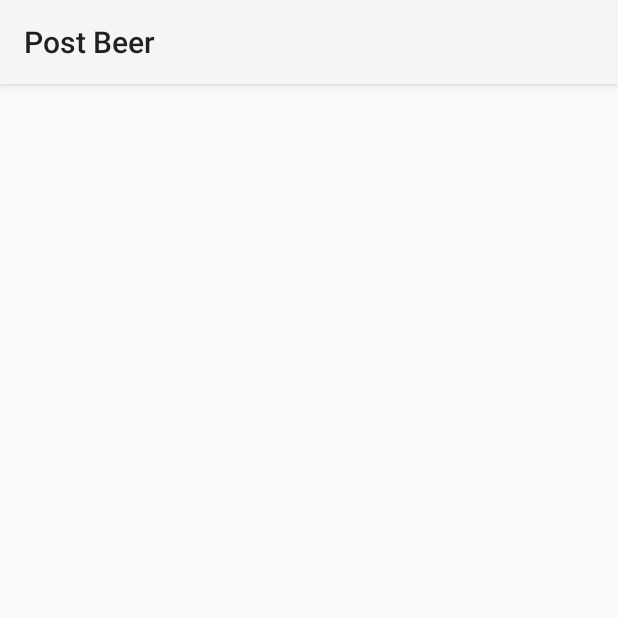
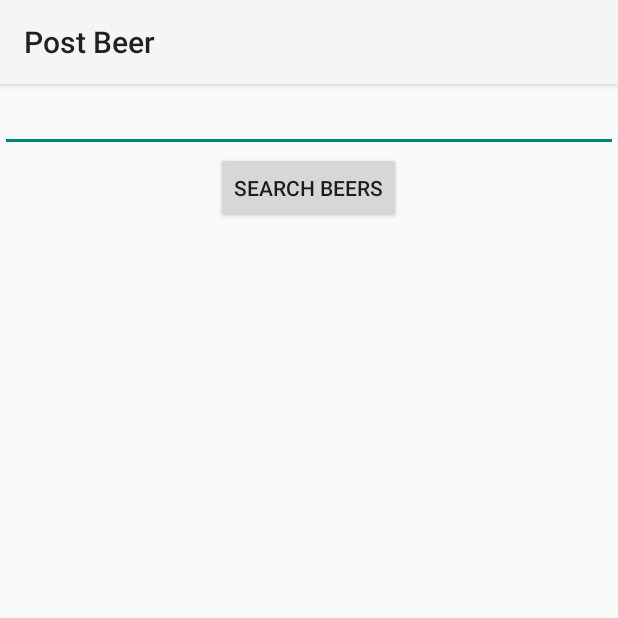
Before and after one commit to BeerTrader/BeerTraderApp, an Android app: the post_activity screen opened directly, with no data from a screen before it, on a phone screen of 412 x 824 dp, the top half of it. Run offline under Robolectric (Android 15) with nearby library versions, the phone set to English and light mode, and no system bars; our stand-ins replace Volley; libraries missing offline, so code that uses them is left out: org.codehaus.jackson.

Commit message:
Add Beer Search works with a bug.

```diff
--- a/app/src/main/AndroidManifest.xml
+++ b/app/src/main/AndroidManifest.xml
@@ -42,6 +42,10 @@
             android:name=".CreateUser"
             android:label="@string/title_activity_create_user" >
         </activity>
+        <activity
+            android:name=".add_beer_activity"
+            android:label="@string/AddBeer" >
+        </activity>
     </application>
 
 </manifest>
--- a/app/src/main/java/com/jim/demo1/post_activity.java
+++ b/app/src/main/java/com/jim/demo1/post_activity.java
@@ -1,7 +1,12 @@
 package com.jim.demo1;
 
 import android.app.Activity;
+import android.content.Intent;
 import android.os.Bundle;
+import android.view.View;
+import android.widget.AdapterView;
+import android.widget.Button;
+import android.widget.EditText;
 import android.widget.ListView;
 
 import com.android.volley.Request;
@@ -22,11 +27,12 @@ import java.util.ArrayList;
  */
 public class post_activity extends Activity {
 
-//    private ImageButton button;
-    private String url = "https://api.untappd.com/v4/search/beer/?q=Stella&client_id=28CF9AABA9878838EAAA37110B0B38FD6B8A3CC0&client_secret=B6DB39BF04ECFD467E7B33D129AD9E99D4DA2ABE&limit=25";
+    private String url1 = "https://api.untappd.com/v4/search/beer/?q=";
+    private String url2 = "&client_id=28CF9AABA9878838EAAA37110B0B38FD6B8A3CC0&client_secret=B6DB39BF04ECFD467E7B33D129AD9E99D4DA2ABE&limit=25";
     private ArrayList<Beer> beers = new ArrayList<>();
     private CustomAdapter adapter;
     public ListView listView;
+
 
     @Override
     public void onCreate(Bundle savedInstanceState) {
@@ -34,16 +40,45 @@ public class post_activity extends Activity {
         setContentView(R.layout.post_layout);
         listView = (ListView) findViewById(R.id.list);
         adapter = new CustomAdapter(this, beers);
-        listView.setAdapter(adapter);
+        final EditText inputSearch;
+        final Button searchBeersButton;
 
-        getBeers();
+        inputSearch = (EditText) findViewById(R.id.beerSearchText);
+        searchBeersButton = (Button) findViewById(R.id.searchBeersButton);
 
-        //List Item Click Listener
+        searchBeersButton.setOnClickListener(new View.OnClickListener() {
+            @Override
+            public void onClick(View v) {
+                getBeers(inputSearch.getText().toString());
+
+                //List Item Click Listener
+                listView.setOnItemClickListener(new AdapterView.OnItemClickListener() {
+                    @Override
+                    public void onItemClick(AdapterView<?> parent, View view, int position, long id) {
+                        Intent intent = new Intent(post_activity.this, add_beer_activity.class);
+                        intent.putExtra("imgUrl", beers.get(position).getImgUrl());
+                        intent.putExtra("beerName", beers.get(position).getBeer_name());
+                        intent.putExtra("brewery", beers.get(position).getBrewery());
+                        intent.putExtra("beerType", beers.get(position).getBeer_style());
+                        startActivity(intent);
+                    }
+                });
+                listView.setAdapter(adapter);
+            }
+        });
+
+
+
+
+
+
     }
 
-    public void getBeers() {
+
+
+    public void getBeers(String searchText) {
         JsonObjectRequest jsObjRequest = new JsonObjectRequest
-                (Request.Method.GET, url, null, new Response.Listener<JSONObject>() {
+                (Request.Method.GET, (url1 + searchText + url2), null, new Response.Listener<JSONObject>() {
 
                     @Override
                     public void onResponse(JSONObject response) {
--- a/app/src/main/res/layout/post_layout.xml
+++ b/app/src/main/res/layout/post_layout.xml
@@ -1,7 +1,22 @@
 <?xml version="1.0" encoding="utf-8"?>
 <LinearLayout xmlns:android="http://schemas.android.com/apk/res/android"
     android:layout_width="match_parent"
-    android:layout_height="wrap_content">
+    android:layout_height="wrap_content"
+    android:orientation="vertical">
+
+
+    <EditText
+        android:layout_width="fill_parent"
+        android:layout_height="wrap_content"
+        android:id="@+id/beerSearchText"
+        android:layout_gravity="left" />
+
+    <Button
+        android:layout_width="wrap_content"
+        android:layout_height="wrap_content"
+        android:text="Search Beers"
+        android:id="@+id/searchBeersButton"
+        android:layout_gravity="center_horizontal" />
 
     <ListView
         android:layout_width="match_parent"
--- a/app/src/main/res/values/strings.xml
+++ b/app/src/main/res/values/strings.xml
@@ -21,5 +21,6 @@
     <string name="beerName">beer_name</string>
     <string name="brewery">breweryName</string>
     <string name="beerType">beerType</string>
+    <string name="AddBeer">Add Beer</string>
 
 </resources>
```
Also changed, not shown: app/src/main/java/com/jim/demo1/add_beer_activity.java (+30 -10 lines), app/src/main/res/layout/add_beer_layout.xml (+12 -5 lines), app/src/main/res/drawable-hdpi/add128.png (added), 4 other files.
